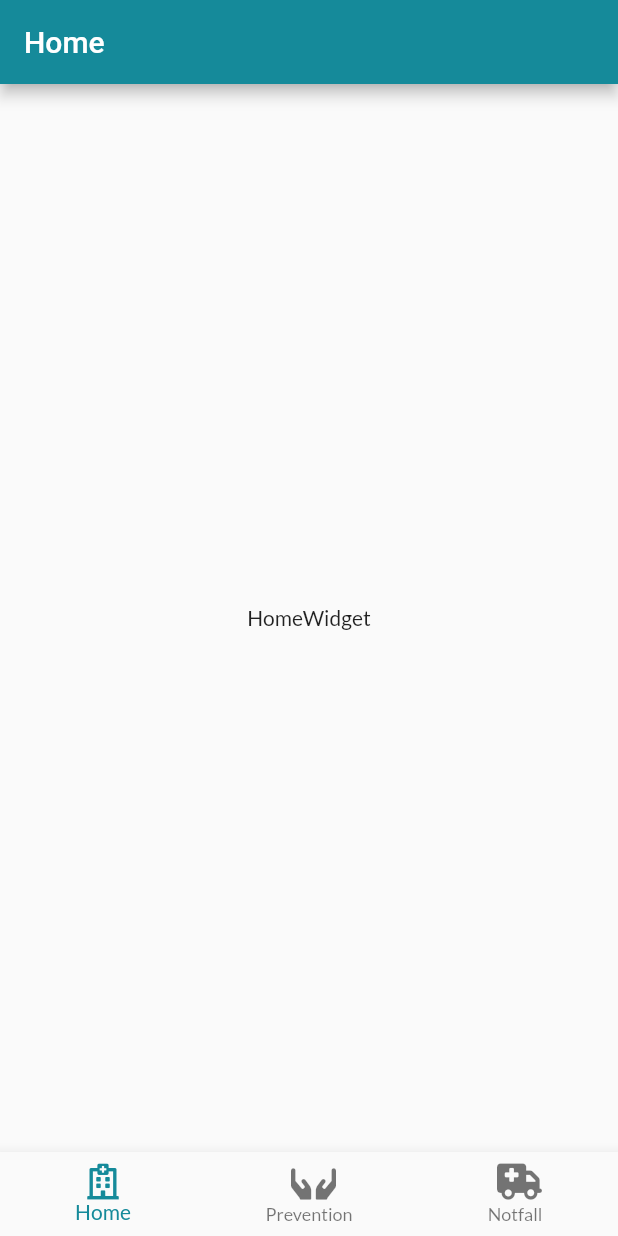
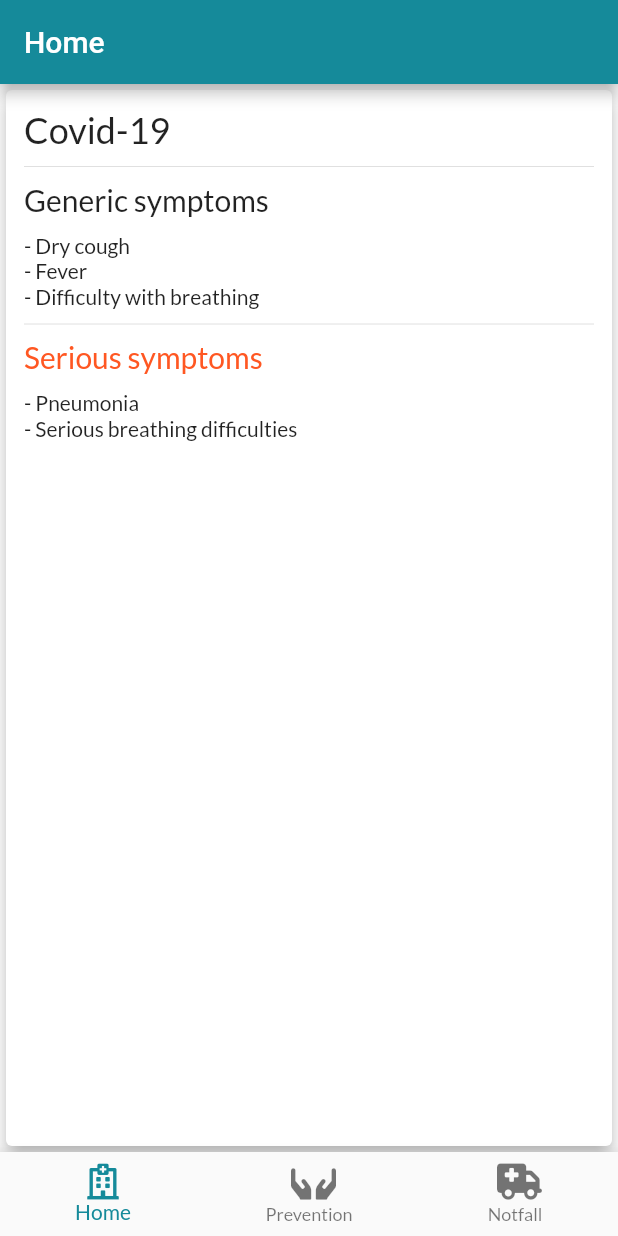
Before and after one commit to mt-tadayon/covid-info, a Flutter app: the screen it shows after launch, on a phone screen of 412 x 824 dp. Run offline on Flutter 3.47's test engine with Material 2 defaults, Android fonts, the phone set to English and light mode, and no system bars; our stand-ins replace flutter_icons, google_fonts.

Commit message:
Emergency screen v1

```diff
--- a/lib/screens/home_screen_widget.dart
+++ b/lib/screens/home/home_screen_widget.dart
@@ -1,12 +1,9 @@
+import 'package:covid_19/screens/home/list_of_symptoms.dart';
 import 'package:flutter/material.dart';
 
 class HomeScreenWidget extends StatelessWidget {
   @override
   Widget build(BuildContext context) {
-    return Center(
-      child: Container(
-        child: Text("HomeWidget"),
-      ),
-    );
+    return ListOfSymptoms();
   }
 }
--- /dev/null
+++ b/lib/screens/home/list_of_symptoms.dart
@@ -0,0 +1,45 @@
+import 'package:covid_19/generated/l10n.dart';
+import 'package:flutter/material.dart';
+
+class ListOfSymptoms extends StatelessWidget {
+  @override
+  Widget build(BuildContext context) {
+    return Card(
+      elevation: 5.0,
+      child: Padding(
+        padding: const EdgeInsets.all(12.0),
+        child: Column(
+          crossAxisAlignment: CrossAxisAlignment.start,
+          children: <Widget>[
+            Text(
+              S.of(context).checkSymptoms,
+              style: Theme.of(context).textTheme.headline,
+            ),
+            Divider(height: 20.0),
+            Text(
+              "Generic symptoms",
+              style: Theme.of(context).textTheme.title,
+            ),
+            SizedBox(height: 10),
+            Text("- " + S.of(context).symptomDryCaugh),
+            Text("- " + S.of(context).symptomFever),
+            Text("- " + S.of(context).symptomBreathing),
+            Divider(
+              height: 20,
+            ),
+            Text(
+              "Serious symptoms",
+              style: Theme.of(context)
+                  .textTheme
+                  .title
+                  .copyWith(color: Colors.deepOrange),
+            ),
+            SizedBox(height: 10),
+            Text("- " + S.of(context).symptomPneumonia),
+            Text("- " + S.of(context).symptomSeriousBreathing),
+          ],
+        ),
+      ),
+    );
+  }
+}
--- a/lib/screens/home_screen.dart
+++ b/lib/screens/home_screen.dart
@@ -1,6 +1,6 @@
 import 'package:covid_19/generated/l10n.dart';
-import 'package:covid_19/screens/emergency_widget.dart';
-import 'package:covid_19/screens/home_screen_widget.dart';
+import 'package:covid_19/screens/emergency/emergency_widget.dart';
+import 'package:covid_19/screens/home/home_screen_widget.dart';
 import 'package:covid_19/screens/prevention_widget.dart';
 import 'package:flutter/material.dart';
 import 'package:flutter_icons/flutter_icons.dart';
--- a/lib/theme.dart
+++ b/lib/theme.dart
@@ -2,12 +2,15 @@ import 'package:flutter/material.dart';
 import 'package:google_fonts/google_fonts.dart';
 
 ThemeData defaultTheme = ThemeData.light().copyWith(
-    colorScheme: ThemeData.light().colorScheme.copyWith(
-          brightness: Brightness.light,
-          primary: defaultColor.shade500,
-        ),
-    primaryColor: defaultColor.shade500,
-    textTheme: defaultText);
+  colorScheme: ThemeData.light().colorScheme.copyWith(
+        brightness: Brightness.light,
+        primary: defaultColor.shade500,
+      ),
+  primaryColor: defaultColor.shade500,
+  toggleableActiveColor: defaultColor.shade800,
+  accentColor: defaultColor.shade300,
+  textTheme: defaultText,
+);
 
 TextTheme defaultText = GoogleFonts.latoTextTheme();
 
```
Also changed, not shown: lib/l10n/intl_en.arb (+95 -0 lines), lib/screens/emergency/emergency_widget.dart (added, +48 -0 lines), lib/screens/emergency_widget.dart (deleted, +0 -12 lines), lib/generated/intl/messages_en.dart, lib/generated/l10n.dart.
